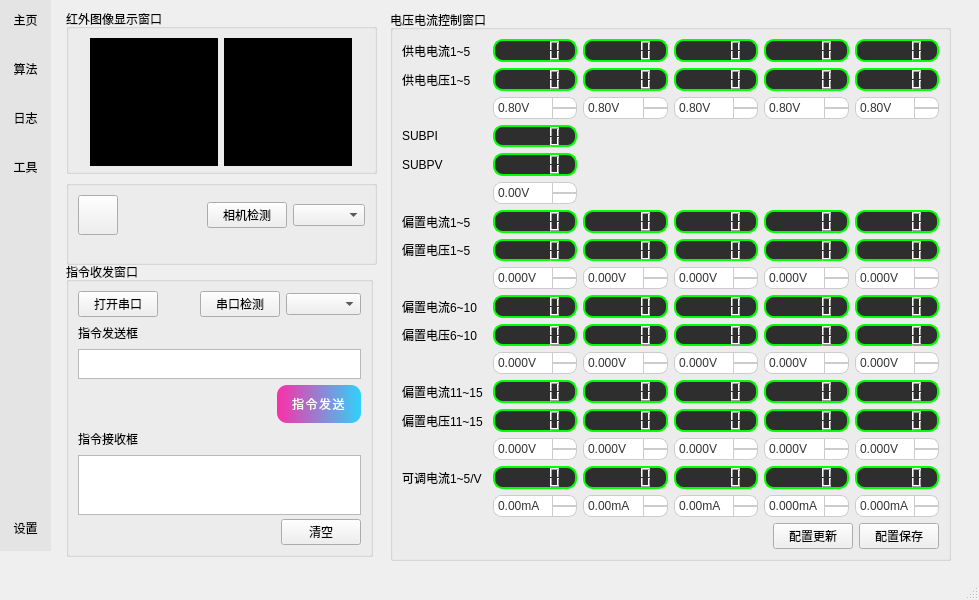
First picture: the form in mainwindow.ui, repository 3137959601/usb_udp_video_transmission2, before the edit.
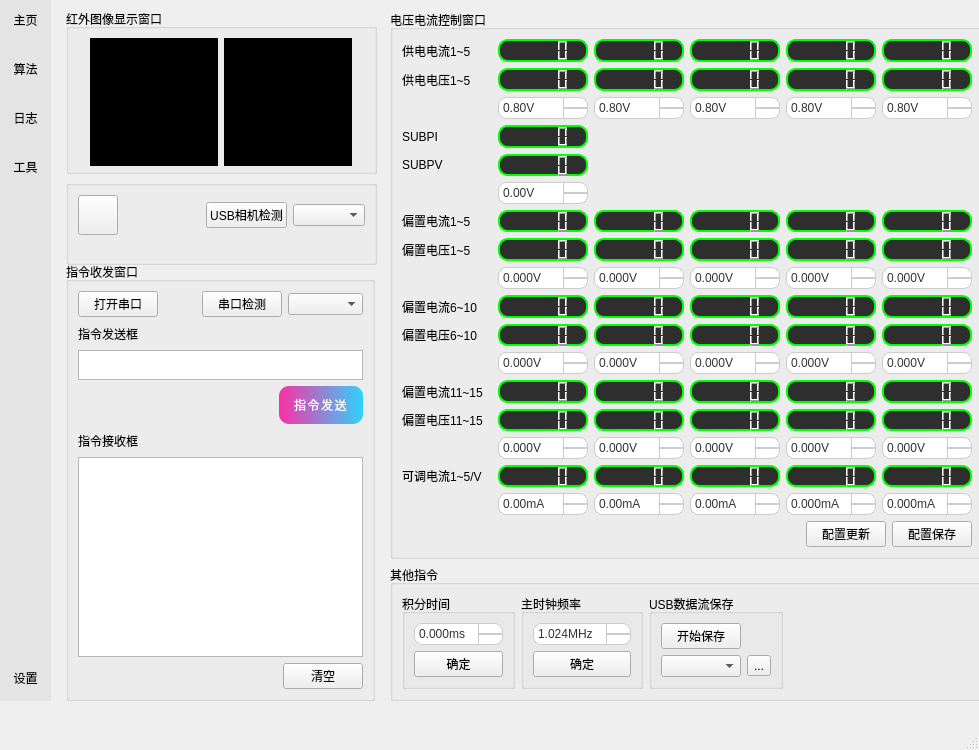
Second picture: the form after the edit. Icons and pictures are not drawn. Custom widgets are drawn as their Qt base class.

Commit message: Debug0.4：增加串口主时钟频率以及积分时间的指令

```diff
--- a/mainwindow.ui
+++ b/mainwindow.ui
@@ -7,7 +7,7 @@
     <x>0</x>
     <y>0</y>
     <width>979</width>
-    <height>600</height>
+    <height>750</height>
    </rect>
   </property>
   <property name="windowTitle">
@@ -76,17 +76,19 @@
      <rect>
       <x>66</x>
       <y>262</y>
-      <width>307</width>
-      <height>295</height>
+      <width>309</width>
+      <height>439</height>
      </rect>
     </property>
     <property name="title">
      <string>指令收发窗口</string>
     </property>
-    <layout class="QGridLayout" name="gridLayout_7">
-     <item row="0" column="0">
       <layout class="QGridLayout" name="gridLayout_3">
        <item row="0" column="0">
+      <layout class="QVBoxLayout" name="verticalLayout_7">
+       <item>
+        <layout class="QVBoxLayout" name="verticalLayout_6">
+         <item>
         <layout class="QHBoxLayout" name="horizontalLayout">
          <item>
           <widget class="QPushButton" name="serialpB">
@@ -136,7 +138,7 @@
          </item>
         </layout>
        </item>
-       <item row="1" column="0">
+         <item>
         <layout class="QHBoxLayout" name="horizontalLayout_6">
          <item>
           <widget class="QLabel" name="label">
@@ -160,7 +162,7 @@
          </item>
         </layout>
        </item>
-       <item row="2" column="0">
+         <item>
         <widget class="QTextEdit" name="serialSendtE">
          <property name="maximumSize">
           <size>
@@ -170,7 +172,7 @@
          </property>
         </widget>
        </item>
-       <item row="3" column="0">
+         <item>
         <layout class="QHBoxLayout" name="horizontalLayout_3">
          <item>
           <spacer name="horizontalSpacer_2">
@@ -212,7 +214,7 @@
          </item>
         </layout>
        </item>
-       <item row="4" column="0">
+         <item>
         <layout class="QHBoxLayout" name="horizontalLayout_7">
          <item>
           <widget class="QLabel" name="label_2">
@@ -236,7 +238,11 @@
          </item>
         </layout>
        </item>
-       <item row="5" column="0">
+        </layout>
+       </item>
+       <item>
+        <layout class="QVBoxLayout" name="verticalLayout_5">
+         <item>
         <widget class="QPlainTextEdit" name="serialRecvpTE">
          <property name="sizePolicy">
           <sizepolicy hsizetype="Expanding" vsizetype="Minimum">
@@ -247,13 +253,13 @@
          <property name="minimumSize">
           <size>
            <width>0</width>
-           <height>60</height>
+             <height>200</height>
           </size>
          </property>
          <property name="maximumSize">
           <size>
            <width>16777215</width>
-           <height>60</height>
+             <height>200</height>
           </size>
          </property>
          <property name="readOnly">
@@ -261,7 +267,7 @@
          </property>
         </widget>
        </item>
-       <item row="6" column="0">
+         <item>
         <layout class="QHBoxLayout" name="horizontalLayout_4">
          <item>
           <spacer name="horizontalSpacer_3">
@@ -291,6 +297,8 @@
       </layout>
      </item>
     </layout>
+     </item>
+    </layout>
    </widget>
    <widget class="QGroupBox" name="groupBox_4">
     <property name="geometry">
@@ -350,7 +358,7 @@
            <item>
             <widget class="QPushButton" name="camera_det_pB">
              <property name="text">
-              <string>相机检测</string>
+              <string>USB相机检测</string>
              </property>
             </widget>
            </item>
@@ -391,7 +399,7 @@
       <x>0</x>
       <y>0</y>
       <width>51</width>
-      <height>551</height>
+      <height>701</height>
      </rect>
     </property>
     <property name="layoutDirection">
@@ -658,15 +666,18 @@
      </item>
     </layout>
    </widget>
-   <widget class="QGroupBox" name="groupBox">
+   <widget class="QWidget" name="layoutWidget">
     <property name="geometry">
      <rect>
       <x>390</x>
       <y>10</y>
-      <width>561</width>
-      <height>551</height>
+      <width>594</width>
+      <height>691</height>
      </rect>
     </property>
+    <layout class="QGridLayout" name="gridLayout_12">
+     <item row="0" column="0">
+      <widget class="QGroupBox" name="groupBox">
     <property name="title">
      <string>电压电流控制窗口</string>
     </property>
@@ -3719,7 +3730,257 @@
      </item>
     </layout>
    </widget>
-   <zorder>groupBox</zorder>
+     </item>
+     <item row="1" column="0">
+      <widget class="QGroupBox" name="groupBox_5">
+       <property name="title">
+        <string>其他指令</string>
+       </property>
+       <layout class="QGridLayout" name="gridLayout_11">
+        <item row="0" column="0">
+         <widget class="QGroupBox" name="groupBox_6">
+          <property name="title">
+           <string>积分时间</string>
+          </property>
+          <layout class="QGridLayout" name="gridLayout_9">
+           <item row="0" column="0">
+            <layout class="QVBoxLayout" name="verticalLayout_3">
+             <item>
+              <widget class="QDoubleSpinBox" name="itgr_dSB">
+               <property name="styleSheet">
+                <string notr="true">QDoubleSpinBox {
+    background-color: qlineargradient(x1: 0, y1: 0, x2: 0, y2: 1, 
+                                      stop: 0 #f9f9f9, stop: 1 #e0e0e0);
+    border: 1px solid #ccc;
+    border-radius: 8px;
+    padding: 2px;
+    font-size: 12px;
+    color: #333;
+    selection-background-color: #0078d7;
+    selection-color: white;
+}
+
+QDoubleSpinBox::up-button {
+    subcontrol-origin: border;
+    subcontrol-position: top right;
+    width: 24px;
+    border-left: 1px solid #ccc;
+    border-bottom: 1px solid #ccc;
+    border-top-right-radius: 8px;
+    background-color: qlineargradient(x1: 0, y1: 0, x2: 0, y2: 1, 
+                                      stop: 0 #f0f0f0, stop: 1 #d0d0d0);
+}
+
+QDoubleSpinBox::down-button {
+    subcontrol-origin: border;
+    subcontrol-position: bottom right;
+    width: 24px;
+    border-left: 1px solid #ccc;
+    border-top: 1px solid #ccc;
+    border-bottom-right-radius: 8px;
+    background-color: qlineargradient(x1: 0, y1: 0, x2: 0, y2: 1, 
+                                      stop: 0 #f0f0f0, stop: 1 #d0d0d0);
+}
+        QDoubleSpinBox:hover {
+            border: 1px solid #999;
+            background-color: qlineargradient(x1: 0, y1: 0, x2: 0, y2: 1, 
+                                              stop: 0 #f0f0f0, stop: 1 #d0d0d0);
+        }
+        QDoubleSpinBox:focus {
+            border: 1px solid #0078d7;
+            background-color: white;
+        }
+        QDoubleSpinBox::up-button:hover {
+            background-color: qlineargradient(x1: 0, y1: 0, x2: 0, y2: 1, 
+                                              stop: 0 #e0e0e0, stop: 1 #c0c0c0);
+        }
+        QDoubleSpinBox::down-button:hover {
+            background-color: qlineargradient(x1: 0, y1: 0, x2: 0, y2: 1, 
+                                              stop: 0 #e0e0e0, stop: 1 #c0c0c0);
+        }
+        QDoubleSpinBox::up-arrow {
+            image: url(:/picture/up_arrow.png);
+            width: 8px;
+            height: 8px;
+        }
+        QDoubleSpinBox::down-arrow {
+            image: url(:/picture/down_arrow.png);
+            width: 8px;
+            height: 8px;
+        }</string>
+               </property>
+               <property name="suffix">
+                <string>ms</string>
+               </property>
+               <property name="decimals">
+                <number>3</number>
+               </property>
+               <property name="maximum">
+                <double>50.000000000000000</double>
+               </property>
+               <property name="singleStep">
+                <double>0.005000000000000</double>
+               </property>
+              </widget>
+             </item>
+             <item>
+              <widget class="QPushButton" name="itgr_pB">
+               <property name="text">
+                <string>确定</string>
+               </property>
+              </widget>
+             </item>
+            </layout>
+           </item>
+          </layout>
+         </widget>
+        </item>
+        <item row="0" column="1">
+         <widget class="QGroupBox" name="groupBox_7">
+          <property name="title">
+           <string>主时钟频率</string>
+          </property>
+          <layout class="QGridLayout" name="gridLayout_10">
+           <item row="0" column="0">
+            <layout class="QVBoxLayout" name="verticalLayout_4">
+             <item>
+              <widget class="QDoubleSpinBox" name="clk_dSB">
+               <property name="styleSheet">
+                <string notr="true">QDoubleSpinBox {
+    background-color: qlineargradient(x1: 0, y1: 0, x2: 0, y2: 1, 
+                                      stop: 0 #f9f9f9, stop: 1 #e0e0e0);
+    border: 1px solid #ccc;
+    border-radius: 8px;
+    padding: 2px;
+    font-size: 12px;
+    color: #333;
+    selection-background-color: #0078d7;
+    selection-color: white;
+}
+
+QDoubleSpinBox::up-button {
+    subcontrol-origin: border;
+    subcontrol-position: top right;
+    width: 24px;
+    border-left: 1px solid #ccc;
+    border-bottom: 1px solid #ccc;
+    border-top-right-radius: 8px;
+    background-color: qlineargradient(x1: 0, y1: 0, x2: 0, y2: 1, 
+                                      stop: 0 #f0f0f0, stop: 1 #d0d0d0);
+}
+
+QDoubleSpinBox::down-button {
+    subcontrol-origin: border;
+    subcontrol-position: bottom right;
+    width: 24px;
+    border-left: 1px solid #ccc;
+    border-top: 1px solid #ccc;
+    border-bottom-right-radius: 8px;
+    background-color: qlineargradient(x1: 0, y1: 0, x2: 0, y2: 1, 
+                                      stop: 0 #f0f0f0, stop: 1 #d0d0d0);
+}
+        QDoubleSpinBox:hover {
+            border: 1px solid #999;
+            background-color: qlineargradient(x1: 0, y1: 0, x2: 0, y2: 1, 
+                                              stop: 0 #f0f0f0, stop: 1 #d0d0d0);
+        }
+        QDoubleSpinBox:focus {
+            border: 1px solid #0078d7;
+            background-color: white;
+        }
+        QDoubleSpinBox::up-button:hover {
+            background-color: qlineargradient(x1: 0, y1: 0, x2: 0, y2: 1, 
+                                              stop: 0 #e0e0e0, stop: 1 #c0c0c0);
+        }
+        QDoubleSpinBox::down-button:hover {
+            background-color: qlineargradient(x1: 0, y1: 0, x2: 0, y2: 1, 
+                                              stop: 0 #e0e0e0, stop: 1 #c0c0c0);
+        }
+        QDoubleSpinBox::up-arrow {
+            image: url(:/picture/up_arrow.png);
+            width: 8px;
+            height: 8px;
+        }
+        QDoubleSpinBox::down-arrow {
+            image: url(:/picture/down_arrow.png);
+            width: 8px;
+            height: 8px;
+        }</string>
+               </property>
+               <property name="suffix">
+                <string>MHz</string>
+               </property>
+               <property name="decimals">
+                <number>3</number>
+               </property>
+               <property name="minimum">
+                <double>1.024000000000000</double>
+               </property>
+               <property name="maximum">
+                <double>16.384000000000000</double>
+               </property>
+               <property name="singleStep">
+                <double>1.024000000000000</double>
+               </property>
+              </widget>
+             </item>
+             <item>
+              <widget class="QPushButton" name="clk_pB">
+               <property name="text">
+                <string>确定</string>
+               </property>
+              </widget>
+             </item>
+            </layout>
+           </item>
+          </layout>
+         </widget>
+        </item>
+        <item row="0" column="2">
+         <widget class="QGroupBox" name="groupBox_8">
+          <property name="title">
+           <string>USB数据流保存</string>
+          </property>
+          <layout class="QGridLayout" name="gridLayout_7">
+           <item row="0" column="0">
+            <widget class="QPushButton" name="stream_save_pB">
+             <property name="text">
+              <string>开始保存</string>
+             </property>
+            </widget>
+           </item>
+           <item row="1" column="0">
+            <widget class="QComboBox" name="path_display_cB"/>
+           </item>
+           <item row="1" column="1">
+            <widget class="QToolButton" name="path_sel_tB">
+             <property name="text">
+              <string>...</string>
+             </property>
+            </widget>
+           </item>
+          </layout>
+         </widget>
+        </item>
+        <item row="0" column="3">
+         <spacer name="horizontalSpacer_8">
+          <property name="orientation">
+           <enum>Qt::Horizontal</enum>
+          </property>
+          <property name="sizeHint" stdset="0">
+           <size>
+            <width>191</width>
+            <height>20</height>
+           </size>
+          </property>
+         </spacer>
+        </item>
+       </layout>
+      </widget>
+     </item>
+    </layout>
+   </widget>
+   <zorder>layoutWidget</zorder>
    <zorder>groupBox_4</zorder>
    <zorder>groupBox_3</zorder>
    <zorder>groupBox_2</zorder>
```
Lines whose indentation alone changed are shown as unchanged. The commit also changes 10 other files.
